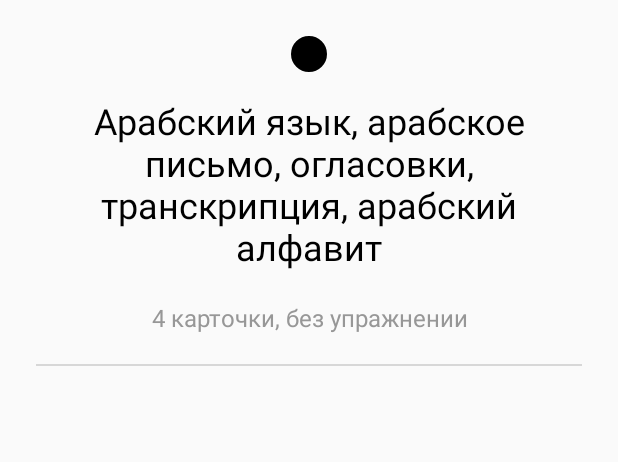
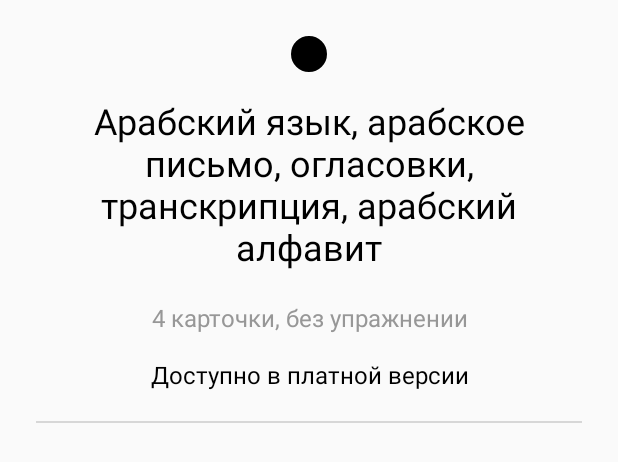
Before and after one commit to sltndevelopments/Tajweed_Android, an Android app: the layout view_lessons_list_item.xml on its own in the app's theme, with its tools: preview values and no code run, on a phone screen of 412 x 824 dp. Shown: the top 462 px of the screen. Run offline under Robolectric (Android 15) with nearby library versions, the phone set to English and light mode, and no system bars.

Commit message:
ограничения в бесплатной версии

```diff
--- /dev/null
+++ b/app/src/main/res/color/lessons_item_info_color.xml
@@ -0,0 +1,5 @@
+<?xml version="1.0" encoding="utf-8"?>
+<selector xmlns:android="http://schemas.android.com/apk/res/android">
+    <item android:color="@color/light_warm_grey" android:state_enabled="false" />
+    <item android:color="@color/warm_grey" />
+</selector>
--- /dev/null
+++ b/app/src/main/res/color/lessons_item_number_color.xml
@@ -0,0 +1,5 @@
+<?xml version="1.0" encoding="utf-8"?>
+<selector xmlns:android="http://schemas.android.com/apk/res/android">
+    <item android:color="@color/light_warm_grey" android:state_enabled="false" />
+    <item android:color="@color/black" />
+</selector>
--- /dev/null
+++ b/app/src/main/res/color/lessons_item_title_color.xml
@@ -0,0 +1,5 @@
+<?xml version="1.0" encoding="utf-8"?>
+<selector xmlns:android="http://schemas.android.com/apk/res/android">
+    <item android:color="@color/light_warm_grey" android:state_enabled="false" />
+    <item android:color="@color/black" />
+</selector>
--- a/app/src/main/res/drawable/lessons_list_item_filled_background.xml
+++ b/app/src/main/res/drawable/lessons_list_item_filled_background.xml
@@ -1,7 +1,5 @@
-<shape xmlns:android="http://schemas.android.com/apk/res/android"
-       android:shape="oval">
-    <stroke
-        android:width="@dimen/separator_size"
-        android:color="@color/black"/>
-    <solid android:color="@color/black"/>
-</shape>
+<?xml version="1.0" encoding="utf-8"?>
+<selector xmlns:android="http://schemas.android.com/apk/res/android">
+    <item android:drawable="@drawable/lessons_list_item_filled_disabled_background" android:state_enabled="false" />
+    <item android:drawable="@drawable/lessons_list_item_filled_enabled_background" />
+</selector>
--- /dev/null
+++ b/app/src/main/res/drawable/lessons_list_item_filled_disabled_background.xml
@@ -0,0 +1,7 @@
+<shape xmlns:android="http://schemas.android.com/apk/res/android"
+       android:shape="oval">
+    <stroke
+        android:width="@dimen/separator_size"
+        android:color="@color/light_warm_grey"/>
+    <solid android:color="@color/light_warm_grey"/>
+</shape>
--- /dev/null
+++ b/app/src/main/res/drawable/lessons_list_item_filled_enabled_background.xml
@@ -0,0 +1,7 @@
+<shape xmlns:android="http://schemas.android.com/apk/res/android"
+       android:shape="oval">
+    <stroke
+        android:width="@dimen/separator_size"
+        android:color="@color/black"/>
+    <solid android:color="@color/black"/>
+</shape>
--- a/app/src/main/res/layout/view_lesson_section_header.xml
+++ b/app/src/main/res/layout/view_lesson_section_header.xml
@@ -14,7 +14,7 @@
         android:layout_width="@dimen/dimen_24dp"
         android:layout_height="@dimen/dimen_24dp"
         android:layout_gravity="center"
-        android:background="@drawable/lessons_list_item_filled_background"
+        android:background="@drawable/lessons_list_item_filled_enabled_background"
         android:gravity="center"
         android:textColor="@color/white"
         android:textSize="@dimen/text_size_12sp"
--- a/app/src/main/res/layout/view_lessons_list_item.xml
+++ b/app/src/main/res/layout/view_lessons_list_item.xml
@@ -1,9 +1,10 @@
 <?xml version="1.0" encoding="utf-8"?>
-<LinearLayout xmlns:android="http://schemas.android.com/apk/res/android"
-              xmlns:tools="http://schemas.android.com/tools"
-              android:layout_width="match_parent"
-              android:layout_height="wrap_content"
-              android:orientation="vertical">
+<LinearLayout
+    xmlns:android="http://schemas.android.com/apk/res/android"
+    xmlns:tools="http://schemas.android.com/tools"
+    android:layout_width="match_parent"
+    android:layout_height="wrap_content"
+    android:orientation="vertical">
 
     <TextView
         android:id="@+id/lessons_list_item_number"
@@ -13,8 +14,9 @@
         android:layout_marginTop="@dimen/dimen_24dp"
         android:background="@drawable/lessons_list_item_filled_background"
         android:gravity="center"
+        android:textColor="@color/lessons_item_number_color"
         android:textSize="@dimen/text_size_12sp"
-        tools:text="1"/>
+        tools:text="1" />
 
     <TextView
         android:id="@+id/lessons_list_item_title"
@@ -25,9 +27,9 @@
         android:layout_marginTop="@dimen/dimen_16dp"
         android:layout_marginRight="@dimen/dimen_24dp"
         android:gravity="center_horizontal"
-        android:textColor="@color/black"
+        android:textColor="@color/lessons_item_title_color"
         android:textSize="@dimen/text_size_24sp"
-        tools:text="Арабский язык, арабское письмо, огласовки, транскрипция, арабский алфавит"/>
+        tools:text="Арабский язык, арабское письмо, огласовки, транскрипция, арабский алфавит" />
 
     <TextView
         android:id="@+id/lessons_list_item_info"
@@ -36,9 +38,24 @@
         android:layout_gravity="center_horizontal"
         android:layout_marginTop="@dimen/dimen_20dp"
         android:gravity="center_horizontal"
-        android:textColor="@color/warm_grey"
+        android:textColor="@color/lessons_item_info_color"
         android:textSize="@dimen/text_size_16sp"
-        tools:text="4 карточки, без упражнении"/>
+        tools:text="4 карточки, без упражнении" />
+
+    <TextView
+        android:id="@+id/lessons_list_item_not_free"
+        android:layout_width="wrap_content"
+        android:layout_height="wrap_content"
+        android:layout_gravity="center_horizontal"
+        android:layout_marginLeft="@dimen/dimen_24dp"
+        android:layout_marginTop="@dimen/dimen_16dp"
+        android:layout_marginRight="@dimen/dimen_24dp"
+        android:gravity="center_horizontal"
+        android:text="@string/lessons_item_disabled_text"
+        android:textColor="@color/black"
+        android:textSize="@dimen/text_size_16sp"
+        android:visibility="gone"
+        tools:visibility="visible" />
 
     <View
         android:layout_width="match_parent"
@@ -46,5 +63,5 @@
         android:layout_marginLeft="@dimen/dimen_24dp"
         android:layout_marginTop="@dimen/dimen_20dp"
         android:layout_marginRight="@dimen/dimen_24dp"
-        android:background="@color/default_separator"/>
+        android:background="@color/default_separator" />
 </LinearLayout>
--- a/app/src/main/res/values/strings.xml
+++ b/app/src/main/res/values/strings.xml
@@ -9,6 +9,8 @@
     <string name="main_reading_rules">Правила чтения Корана</string>
     <string name="main_reading_rules_info">Пройдено 0 из 17</string>
     <string name="main_author_name">Ильдар Аляутдинов</string>
+
+    <string name="lessons_item_disabled_text">Доступно в платной версии</string>
 
     <string name="settings_notice_info">Уведомления</string>
     <string name="settigs_communication">Связаться с автором</string>
```
Also changed, not shown: app/src/main/java/ru/tajwid/app/ui/activity/LessonsListActivity.kt (+57 -15 lines), app/src/main/java/ru/tajwid/app/ui/adapter/LessonsListAdapter.kt (+8 -2 lines), app/src/main/java/ru/tajwid/app/ui/adapter/holder/LessonsListHolder.kt (+17 -3 lines), app/src/main/java/ru/tajwid/app/ui/view/LessonsListItemView.kt (+18 -3 lines), app/src/main/res/drawable/lessons_list_item_empty_background.xml (+5 -7 lines), app/src/main/res/drawable/lessons_list_item_empty_disabled_background.xml (added, +7 -0 lines), app/src/main/res/drawable/lessons_list_item_empty_enabled_background.xml (added, +7 -0 lines).
